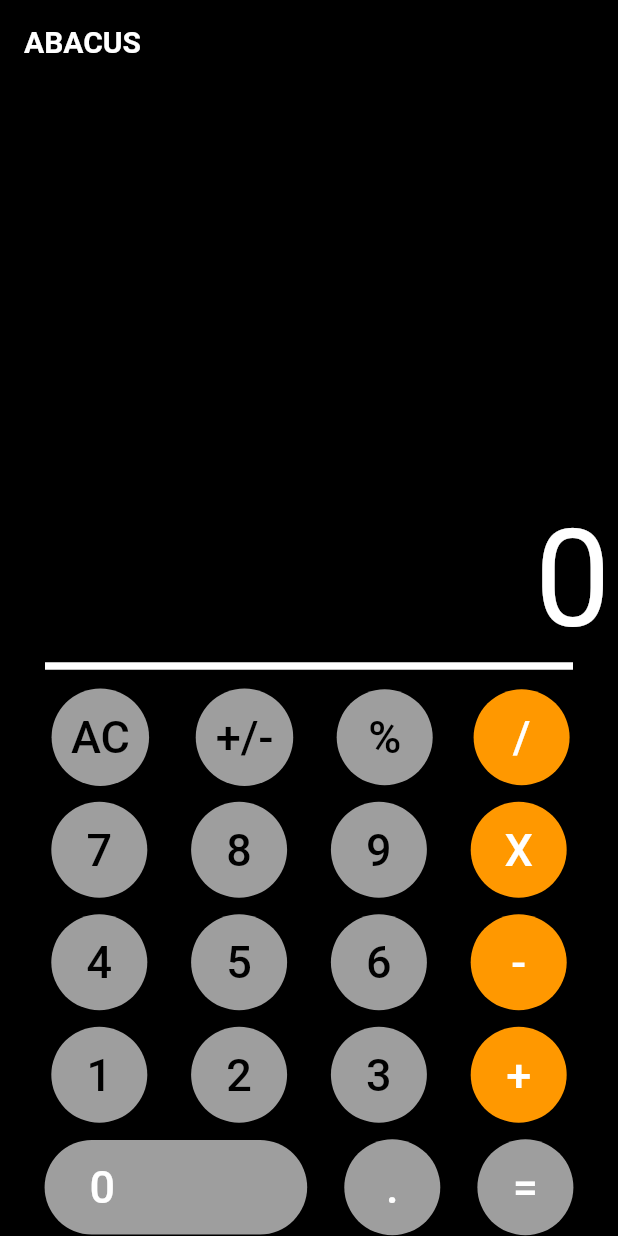
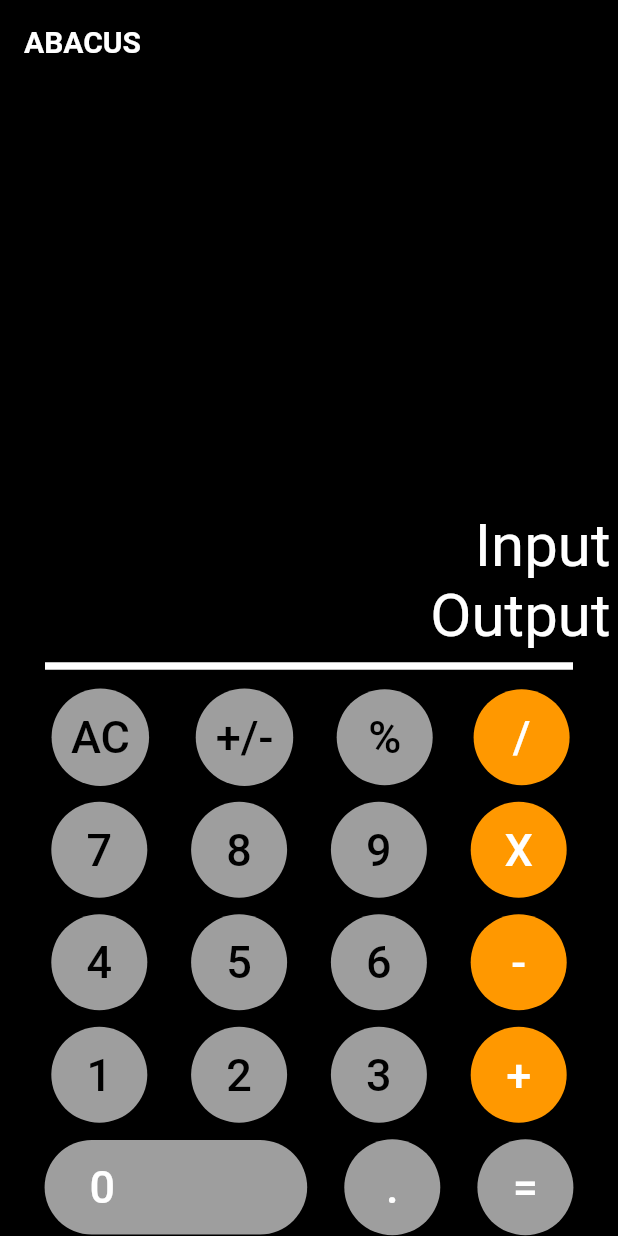
Before and after one commit to Himal-Thapa1/project_abacus, a Flutter app: the screen it shows after launch, on a phone screen of 412 x 824 dp. Run offline on Flutter 3.47's test engine with Material 2 defaults, Android fonts, the phone set to English and light mode, and no system bars; our stand-ins replace google_fonts; Roboto replaces fonts that are missing (Itim).

Commit message:
fixed input and output to right side of screen

```diff
--- a/lib/screen/home_screen.dart
+++ b/lib/screen/home_screen.dart
@@ -35,24 +35,36 @@ class _homeScreenState extends State<homeScreen> {
           padding: EdgeInsets.symmetric(horizontal: 5),
           child: Column(
             mainAxisAlignment: MainAxisAlignment.end,
+            crossAxisAlignment: CrossAxisAlignment.end,
             children: [
               //
               SingleChildScrollView(
                 scrollDirection: Axis.vertical,
-                child: Row(
+                child: Column(
                   mainAxisAlignment: MainAxisAlignment.end,
+                  crossAxisAlignment: CrossAxisAlignment.end,
                   children: [
                     Padding(padding: EdgeInsets.all(10.0)),
                     Text(
-                      "0",
-                      textAlign: TextAlign.left,
+                      "Input",
+                      textAlign: TextAlign.right,
                       style: TextStyle(
                         color: white,
-                        fontSize: 90,
+                        fontSize: 40,
+                      ),
+                    ),
+                    Text(
+                      "Output",
+                      style: TextStyle(
+                        color: white,
+                        fontSize: 40,
                       ),
                     ),
                   ],
                 ),
+              ),
+              SizedBox(
+                height: 5,
               ),
               Divider(
                 color: white,
@@ -61,7 +73,9 @@ class _homeScreenState extends State<homeScreen> {
                 indent: 25,
                 endIndent: 25,
               ),
-              SizedBox(height: 10,),
+              SizedBox(
+                height: 10,
+              ),
               Row(
                 mainAxisAlignment: MainAxisAlignment.spaceEvenly,
                 children: [
@@ -124,7 +138,6 @@ class _homeScreenState extends State<homeScreen> {
                       style: TextStyle(
                         fontSize: 30,
                         color: white,
-
                       ),
                     ),
                     style: ButtonStyle(
```
